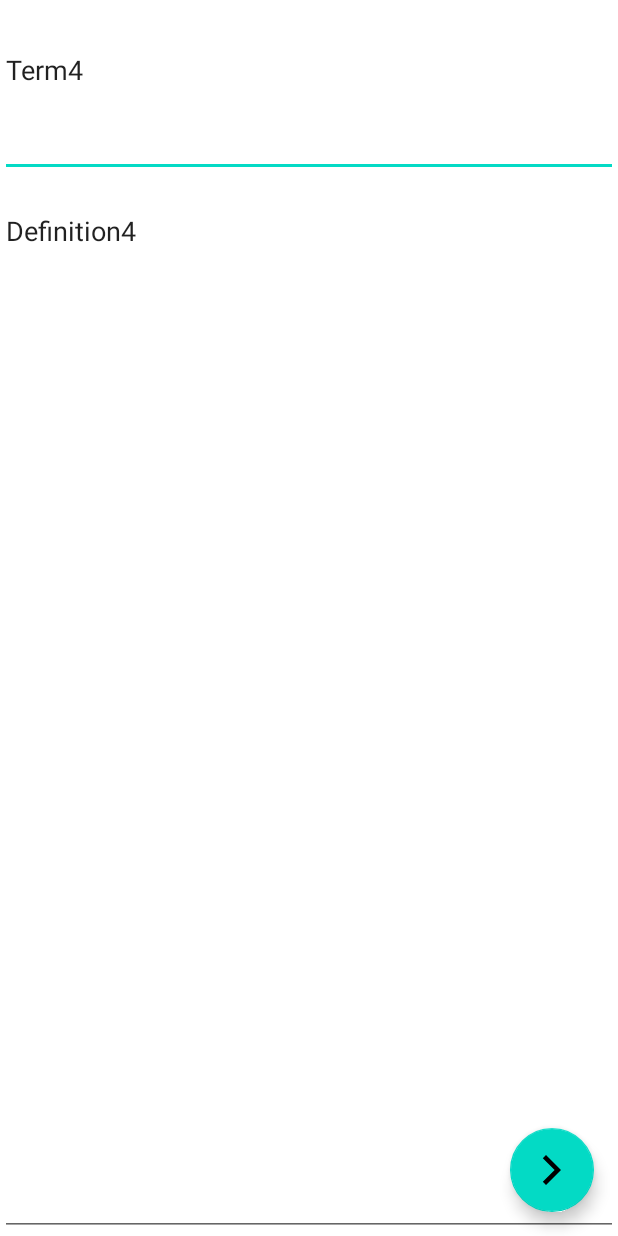
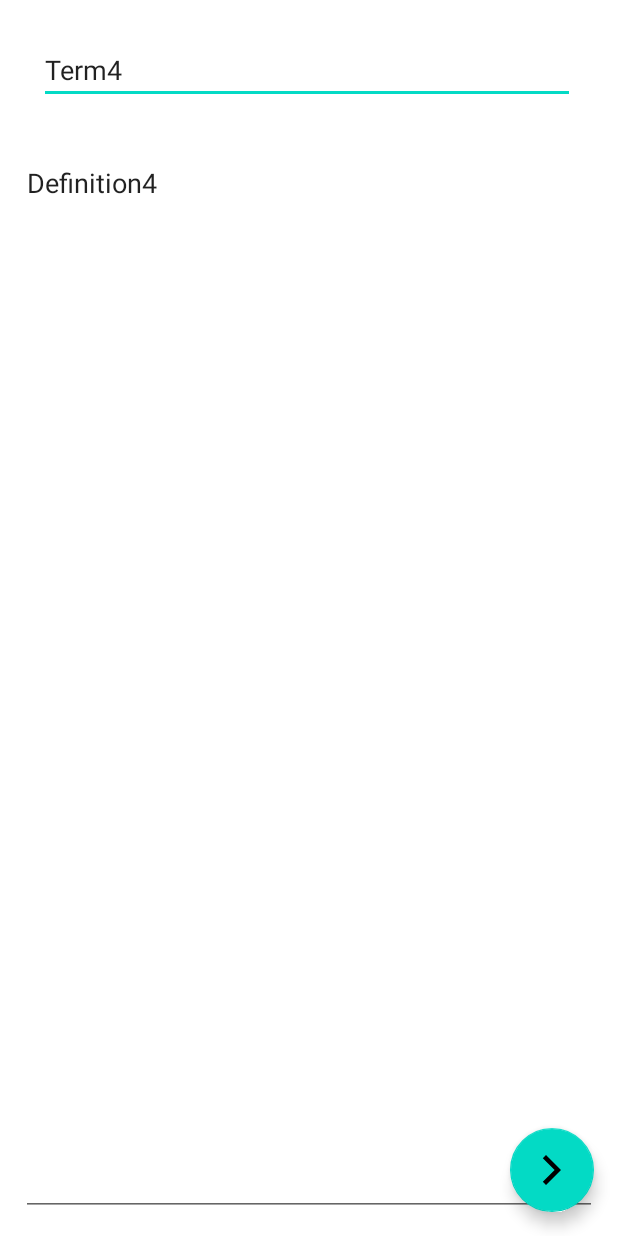
Before and after one commit to KahoMoon/FlashCardv2, an Android app: the screen it shows after launch (FlashCardActivity), after a tap on "Term4", on a phone screen of 412 x 824 dp. Run offline under Robolectric (Android 15) with nearby library versions, the phone set to English and light mode, and no system bars.

Commit message:
Moved elements.

```diff
--- a/app/src/main/res/layout/activity_flash_card.xml
+++ b/app/src/main/res/layout/activity_flash_card.xml
@@ -25,28 +25,32 @@
 
     <EditText
         android:id="@+id/termView"
-        android:layout_width="match_parent"
-        android:layout_height="94dp"
+        android:layout_width="357dp"
+        android:layout_height="wrap_content"
+        android:layout_alignParentStart="true"
+        android:layout_centerHorizontal="true"
+        android:layout_marginStart="26dp"
         android:layout_marginTop="24dp"
+        android:gravity="start"
+        android:importantForAutofill="no"
+        android:inputType="text"
         app:layout_constraintEnd_toEndOf="parent"
         app:layout_constraintHorizontal_bias="0.261"
         app:layout_constraintStart_toStartOf="parent"
         app:layout_constraintTop_toTopOf="parent"
-        android:gravity="start"
-        android:importantForAutofill="no"
-        android:inputType="text"
         tools:ignore="LabelFor" />
 
     <EditText
         android:id="@+id/definitionView"
-        android:layout_width="match_parent"
-        android:layout_height="600dp"
+        android:layout_width="384dp"
+        android:layout_height="619dp"
         android:layout_below="@+id/termView"
         android:layout_alignParentStart="true"
         android:layout_alignParentBottom="true"
-        android:layout_marginStart="0dp"
-        android:layout_marginTop="13dp"
-        android:layout_marginBottom="0dp"
+        android:layout_centerHorizontal="true"
+        android:layout_marginStart="14dp"
+        android:layout_marginTop="30dp"
+        android:layout_marginBottom="13dp"
         android:gravity="start"
         android:importantForAutofill="no"
         android:inputType="text"
--- a/app/src/main/res/values/themes.xml
+++ b/app/src/main/res/values/themes.xml
@@ -10,7 +10,7 @@
         <item name="colorSecondaryVariant">@color/teal_700</item>
         <item name="colorOnSecondary">@color/black</item>
         <!-- Status bar color. -->
-        <item name="android:statusBarColor" tools:targetApi="l">?attr/colorPrimaryVariant</item>
+        <item name="android:statusBarColor" >?attr/colorPrimaryVariant</item>
         <!-- Customize your theme here. -->
     </style>
 </resources>
```
